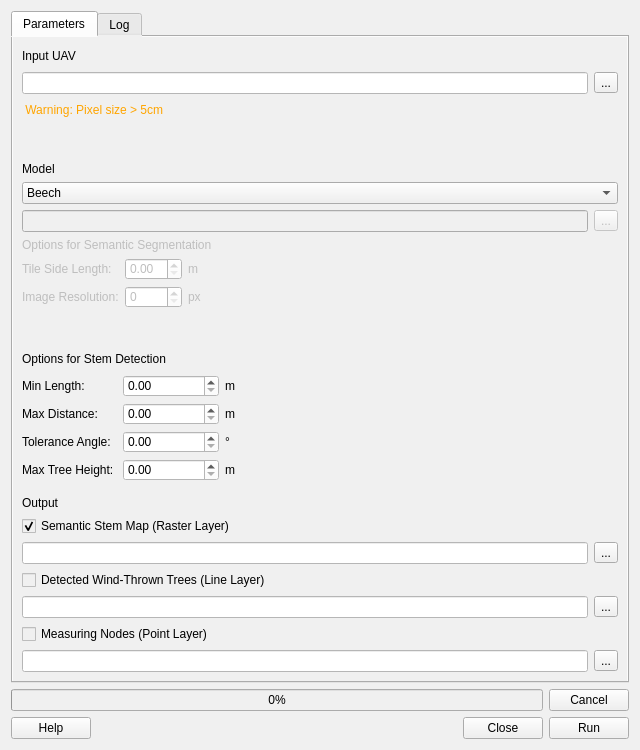
The window that winmol_analyzer_dialog_base.ui (StefanReder/WINMOL_Analyzer) describes before a commit, drawn with Qt 5.
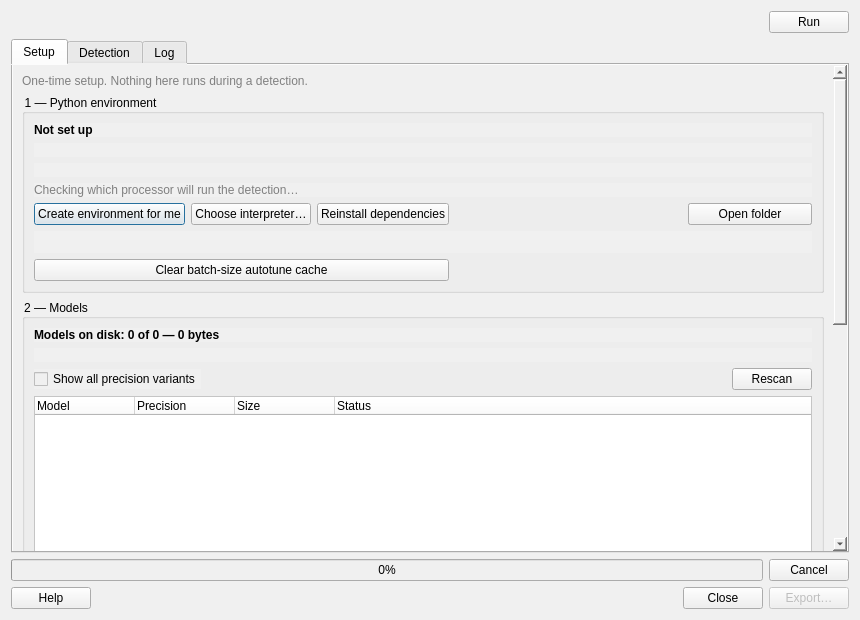
The same window after the commit. The open tabs and pages were chosen to show the change.

Patch:
```diff
--- a/winmol_analyzer_dialog_base.ui
+++ b/winmol_analyzer_dialog_base.ui
@@ -6,10 +6,29 @@
    <rect>
     <x>0</x>
     <y>0</y>
-    <width>640</width>
-    <height>750</height>
+    <width>860</width>
+    <height>620</height>
    </rect>
   </property>
+  <!-- This used to declare 640x750 and mean neither number: with the tab
+       pages laid out directly, the dialog's minimumSizeHint was 828x1089
+       and Qt silently grew the window to it, which is how the Run and
+       Close buttons ended up below the bottom of a laptop screen. The
+       pages are in QScrollAreas now, so these values are real.
+
+       Height clears an 800 px panel once the menu bar, the dock and the
+       window chrome have taken their cut. Width is the Setup tab's
+       natural width (its button grid wants ~800 px), so the default
+       opens with no horizontal scrollbar; it is the width the dialog was
+       already being forced to. The minimum only has to keep the Run row,
+       the tab bar and the button row legible - the scroll areas absorb
+       everything else. -->
+  <property name="minimumSize">
+   <size>
+    <width>480</width>
+    <height>320</height>
+   </size>
+  </property>
   <property name="windowTitle">
    <string>Frame</string>
   </property>
@@ -20,6 +39,33 @@
    <string notr="true">background-color: rgb(240, 240, 240)</string>
   </property>
   <layout class="QVBoxLayout" name="verticalLayout_7">
+   <item>
+    <layout class="QHBoxLayout" name="horizontalLayout_run">
+     <item>
+      <spacer name="horizontalSpacer_run">
+       <property name="orientation">
+        <enum>Qt::Horizontal</enum>
+       </property>
+       <property name="sizeHint" stdset="0">
+        <size>
+         <width>40</width>
+         <height>20</height>
+        </size>
+       </property>
+      </spacer>
+     </item>
+     <item>
+      <widget class="QPushButton" name="run_button">
+       <property name="toolTip">
+        <string>Start a detection with the parameters below.</string>
+       </property>
+       <property name="text">
+        <string>Run</string>
+       </property>
+      </widget>
+     </item>
+    </layout>
+   </item>
    <item>
     <widget class="QTabWidget" name="log_widget">
      <property name="autoFillBackground">
@@ -29,11 +75,513 @@
       <string notr="true">background-color: rgb(240, 240, 240)</string>
      </property>
      <property name="currentIndex">
+      <number>1</number>
+     </property>
+     <widget class="QWidget" name="tab_setup">
+      <attribute name="title">
+       <string>Setup</string>
+      </attribute>
+      <layout class="QVBoxLayout" name="verticalLayout_setup_outer">
+       <property name="leftMargin">
       <number>0</number>
      </property>
+       <property name="topMargin">
+        <number>0</number>
+       </property>
+       <property name="rightMargin">
+        <number>0</number>
+       </property>
+       <property name="bottomMargin">
+        <number>0</number>
+       </property>
+       <item>
+        <widget class="QScrollArea" name="scroll_setup">
+         <property name="frameShape">
+          <enum>QFrame::NoFrame</enum>
+         </property>
+         <property name="widgetResizable">
+          <bool>true</bool>
+         </property>
+         <widget class="QWidget" name="scroll_setup_contents">
+          <property name="geometry">
+           <rect>
+            <x>0</x>
+            <y>0</y>
+            <width>600</width>
+            <height>900</height>
+           </rect>
+          </property>
+          <layout class="QVBoxLayout" name="verticalLayout_setup">
+           <item>
+            <widget class="QLabel" name="setup_intro_label">
+             <property name="styleSheet">
+              <string notr="true">color: gray;</string>
+             </property>
+             <property name="text">
+              <string>One-time setup. Nothing here runs during a detection.</string>
+             </property>
+             <property name="wordWrap">
+              <bool>true</bool>
+             </property>
+            </widget>
+           </item>
+           <item>
+            <widget class="QGroupBox" name="setup_env_group">
+             <property name="title">
+              <string>1 — Python environment</string>
+             </property>
+             <layout class="QGridLayout" name="gridLayout_setup_env">
+              <item row="0" column="0" colspan="5">
+               <widget class="QLabel" name="env_state_label">
+                <property name="font">
+                 <font>
+                  <weight>75</weight>
+                  <bold>true</bold>
+                 </font>
+                </property>
+                <property name="text">
+                 <string>Not set up</string>
+                </property>
+               </widget>
+              </item>
+              <item row="1" column="0" colspan="5">
+               <widget class="QLabel" name="env_path_label">
+                <property name="styleSheet">
+                 <string notr="true">color: gray;</string>
+                </property>
+                <property name="text">
+                 <string/>
+                </property>
+                <property name="wordWrap">
+                 <bool>true</bool>
+                </property>
+                <property name="textInteractionFlags">
+                 <set>Qt::TextSelectableByMouse</set>
+                </property>
+               </widget>
+              </item>
+              <item row="2" column="0" colspan="5">
+               <widget class="QLabel" name="env_detail_label">
+                <property name="styleSheet">
+                 <string notr="true">color: gray;</string>
+                </property>
+                <property name="text">
+                 <string/>
+                </property>
+                <property name="wordWrap">
+                 <bool>true</bool>
+                </property>
+               </widget>
+              </item>
+              <item row="3" column="0" colspan="5">
+               <widget class="QLabel" name="env_accel_label">
+                <property name="styleSheet">
+                 <string notr="true">color: gray;</string>
+                </property>
+                <property name="text">
+                 <string>Checking which processor will run the detection…</string>
+                </property>
+                <property name="wordWrap">
+                 <bool>true</bool>
+                </property>
+               </widget>
+              </item>
+              <item row="4" column="0">
+               <widget class="QPushButton" name="env_create_button">
+                <property name="text">
+                 <string>Create environment for me</string>
+                </property>
+                <property name="default">
+                 <bool>true</bool>
+                </property>
+               </widget>
+              </item>
+              <item row="4" column="1">
+               <widget class="QPushButton" name="env_choose_button">
+                <property name="text">
+                 <string>Choose interpreter…</string>
+                </property>
+               </widget>
+              </item>
+              <item row="4" column="2">
+               <widget class="QPushButton" name="env_repair_button">
+                <property name="text">
+                 <string>Reinstall dependencies</string>
+                </property>
+               </widget>
+              </item>
+              <item row="4" column="3">
+               <spacer name="horizontalSpacer_setup_env">
+                <property name="orientation">
+                 <enum>Qt::Horizontal</enum>
+                </property>
+                <property name="sizeHint" stdset="0">
+                 <size>
+                  <width>20</width>
+                  <height>20</height>
+                 </size>
+                </property>
+               </spacer>
+              </item>
+              <item row="4" column="4">
+               <widget class="QPushButton" name="env_delete_button">
+                <property name="text">
+                 <string>Delete environment…</string>
+                </property>
+               </widget>
+              </item>
+              <item row="5" column="0" colspan="3">
+               <widget class="QPushButton" name="env_gpu_button">
+                <property name="toolTip">
+                 <string>Replace the CPU-only inference runtime with the CUDA
+    one (onnxruntime-gpu, about 2.4 GB to download). Measured on an RTX 4080
+    SUPER: 12 ms per image tile against 5.3 s on the CPU. Enabled only when an
+    NVIDIA GPU is present and the installed runtime cannot use it.</string>
+                </property>
+                <property name="text">
+                 <string>Install GPU runtime…</string>
+                </property>
+               </widget>
+              </item>
+              <item row="6" column="0" colspan="3">
+               <widget class="QPushButton" name="autotune_clear_button">
+                <property name="toolTip">
+                 <string>Forget the measured prediction batch size. It is
+    re-measured once on the next run (a one-off pause before the first tile)
+    and then reused. Normally unnecessary — the cache invalidates itself when
+    the model, the execution provider or the hardware changes.</string>
+                </property>
+                <property name="text">
+                 <string>Clear batch-size autotune cache</string>
+                </property>
+               </widget>
+              </item>
+              <item row="4" column="4">
+               <widget class="QPushButton" name="env_open_folder_button">
+                <property name="toolTip">
+                 <string>Open the folder holding WINMOL's virtual
+    environment and downloaded Python runtime. Uninstalling the plugin does
+    NOT remove it — QGIS only deletes the plugin folder.</string>
+                </property>
+                <property name="text">
+                 <string>Open folder</string>
+                </property>
+               </widget>
+              </item>
+              <item row="5" column="0" colspan="5">
+               <widget class="QLabel" name="env_location_label">
+                <property name="styleSheet">
+                 <string notr="true">color: gray;</string>
+                </property>
+                <property name="text">
+                 <string/>
+                </property>
+                <property name="wordWrap">
+                 <bool>true</bool>
+                </property>
+                <property name="textInteractionFlags">
+                 <set>Qt::TextSelectableByMouse</set>
+                </property>
+               </widget>
+              </item>
+             </layout>
+            </widget>
+           </item>
+           <item>
+            <widget class="QGroupBox" name="setup_model_group">
+             <property name="title">
+              <string>2 — Models</string>
+             </property>
+             <layout class="QVBoxLayout" name="verticalLayout_setup_models">
+              <item>
+               <widget class="QLabel" name="models_summary_label">
+                <property name="font">
+                 <font>
+                  <weight>75</weight>
+                  <bold>true</bold>
+                 </font>
+                </property>
+                <property name="text">
+                 <string>Models on disk: 0 of 0 — 0 bytes</string>
+                </property>
+               </widget>
+              </item>
+              <item>
+               <widget class="QLabel" name="models_dir_label">
+                <property name="styleSheet">
+                 <string notr="true">color: gray;</string>
+                </property>
+                <property name="text">
+                 <string/>
+                </property>
+                <property name="wordWrap">
+                 <bool>true</bool>
+                </property>
+                <property name="textInteractionFlags">
+                 <set>Qt::TextSelectableByMouse</set>
+                </property>
+               </widget>
+              </item>
+              <item>
+               <layout class="QHBoxLayout" name="horizontalLayout_models_filter">
+                <item>
+                 <widget class="QCheckBox" name="models_variants_checkBox">
+                  <property name="text">
+                   <string>Show all precision variants</string>
+                  </property>
+                  <property name="checked">
+                   <bool>false</bool>
+                  </property>
+                 </widget>
+                </item>
+                <item>
+                 <spacer name="horizontalSpacer_models_filter">
+                  <property name="orientation">
+                   <enum>Qt::Horizontal</enum>
+                  </property>
+                  <property name="sizeHint" stdset="0">
+                   <size>
+                    <width>20</width>
+                    <height>20</height>
+                   </size>
+                  </property>
+                 </spacer>
+                </item>
+                <item>
+                 <widget class="QPushButton" name="models_refresh_button">
+                  <property name="text">
+                   <string>Rescan</string>
+                  </property>
+                 </widget>
+                </item>
+               </layout>
+              </item>
+              <item>
+               <widget class="QTreeWidget" name="models_treeWidget">
+                <property name="minimumSize">
+                 <size>
+                  <width>0</width>
+                  <height>180</height>
+                 </size>
+                </property>
+                <property name="styleSheet">
+                 <string notr="true">background-color: rgb(255, 255, 255)</string>
+                </property>
+                <property name="alternatingRowColors">
+                 <bool>false</bool>
+                </property>
+                <property name="selectionMode">
+                 <enum>QAbstractItemView::SingleSelection</enum>
+                </property>
+                <property name="selectionBehavior">
+                 <enum>QAbstractItemView::SelectRows</enum>
+                </property>
+                <property name="rootIsDecorated">
+                 <bool>true</bool>
+                </property>
+                <property name="uniformRowHeights">
+                 <bool>true</bool>
+                </property>
+                <column>
+                 <property name="text">
+                  <string>Model</string>
+                 </property>
+                </column>
+                <column>
+                 <property name="text">
+                  <string>Precision</string>
+                 </property>
+                </column>
+                <column>
+                 <property name="text">
+                  <string>Size</string>
+                 </property>
+                </column>
+                <column>
+                 <property name="text">
+                  <string>Status</string>
+                 </property>
+                </column>
+               </widget>
+              </item>
+              <item>
+               <layout class="QHBoxLayout" name="horizontalLayout_models_buttons">
+                <item>
+                 <widget class="QPushButton" name="models_download_button">
+                  <property name="text">
+                   <string>Download</string>
+                  </property>
+                 </widget>
+                </item>
+                <item>
+                 <widget class="QPushButton" name="models_download_default_button">
+                  <property name="text">
+                   <string>Download recommended</string>
+                  </property>
+                 </widget>
+                </item>
+                <item>
+                 <widget class="QPushButton" name="models_verify_button">
+                  <property name="text">
+                   <string>Verify</string>
+                  </property>
+                 </widget>
+                </item>
+                <item>
+                 <widget class="QPushButton" name="models_delete_button">
+                  <property name="text">
+                   <string>Delete…</string>
+                  </property>
+                 </widget>
+                </item>
+                <item>
+                 <spacer name="horizontalSpacer_models_buttons">
+                  <property name="orientation">
+                   <enum>Qt::Horizontal</enum>
+                  </property>
+                  <property name="sizeHint" stdset="0">
+                   <size>
+                    <width>20</width>
+                    <height>20</height>
+                   </size>
+                  </property>
+                 </spacer>
+                </item>
+                <item>
+                 <widget class="QPushButton" name="models_open_folder_button">
+                  <property name="text">
+                   <string>Open folder</string>
+                  </property>
+                 </widget>
+                </item>
+               </layout>
+              </item>
+             </layout>
+            </widget>
+           </item>
+           <item>
+            <widget class="QGroupBox" name="setup_ready_group">
+             <property name="title">
+              <string>3 — Ready</string>
+             </property>
+             <layout class="QHBoxLayout" name="horizontalLayout_setup_ready">
+              <item>
+               <widget class="QLabel" name="setup_ready_label">
+                <property name="text">
+                 <string/>
+                </property>
+                <property name="wordWrap">
+                 <bool>true</bool>
+                </property>
+               </widget>
+              </item>
+              <item>
+               <spacer name="horizontalSpacer_setup_ready">
+                <property name="orientation">
+                 <enum>Qt::Horizontal</enum>
+                </property>
+                <property name="sizeHint" stdset="0">
+                 <size>
+                  <width>20</width>
+                  <height>20</height>
+                 </size>
+                </property>
+               </spacer>
+              </item>
+              <item>
+               <widget class="QPushButton" name="setup_go_detect_button">
+                <property name="enabled">
+                 <bool>false</bool>
+                </property>
+                <property name="text">
+                 <string>Go to detection</string>
+                </property>
+               </widget>
+              </item>
+             </layout>
+            </widget>
+           </item>
+           <item>
+            <widget class="QGroupBox" name="setup_activity_group">
+             <property name="title">
+              <string>Activity</string>
+             </property>
+             <layout class="QVBoxLayout" name="verticalLayout_setup_activity">
+              <item>
+               <widget class="QLabel" name="setup_status_label">
+                <property name="text">
+                 <string>Idle.</string>
+                </property>
+                <property name="wordWrap">
+                 <bool>true</bool>
+                </property>
+               </widget>
+              </item>
+              <item>
+               <widget class="QProgressBar" name="setup_progress_bar">
+                <property name="value">
+                 <number>0</number>
+                </property>
+                <property name="textVisible">
+                 <bool>true</bool>
+                </property>
+               </widget>
+              </item>
+              <item>
+               <widget class="QPlainTextEdit" name="setup_detail_log">
+                <property name="maximumSize">
+                 <size>
+                  <width>16777215</width>
+                  <height>140</height>
+                 </size>
+                </property>
+                <property name="styleSheet">
+                 <string notr="true">background-color: rgb(255, 255, 255)</string>
+                </property>
+                <property name="readOnly">
+                 <bool>true</bool>
+                </property>
+                <property name="maximumBlockCount">
+                 <number>500</number>
+                </property>
+               </widget>
+              </item>
+              <item>
+               <layout class="QHBoxLayout" name="horizontalLayout_setup_activity_buttons">
+                <item>
+                 <spacer name="horizontalSpacer_setup_activity">
+                  <property name="orientation">
+                   <enum>Qt::Horizontal</enum>
+                  </property>
+                  <property name="sizeHint" stdset="0">
+                   <size>
+                    <width>20</width>
+                    <height>20</height>
+                   </size>
+                  </property>
+                 </spacer>
+                </item>
+                <item>
+                 <widget class="QPushButton" name="setup_open_log_button">
+                  <property name="text">
+                   <string>Open full log</string>
+                  </property>
+                 </widget>
+                </item>
+               </layout>
+              </item>
+             </layout>
+            </widget>
+           </item>
+          </layout>
+         </widget>
+        </widget>
+       </item>
+      </layout>
+     </widget>
      <widget class="QWidget" name="tab">
       <attribute name="title">
-       <string>Parameters</string>
+       <string>Detection</string>
       </attribute>
       <layout class="QVBoxLayout" name="verticalLayout_4">
        <item>
@@ -77,7 +625,7 @@
          <item row="0" column="0">
           <widget class="QLabel" name="uav_input_label">
            <property name="text">
-            <string>Input UAV</string>
+                <string>Input GeoTiff</string>
            </property>
           </widget>
          </item>
@@ -489,7 +1037,7 @@
           <string>Detected Wind-Thrown Trees (Line Layer)</string>
          </property>
          <property name="checked">
-          <bool>false</bool>
+              <bool>true</bool>
          </property>
         </widget>
        </item>
@@ -529,7 +1077,7 @@
           <string>Measuring Nodes (Point Layer)</string>
          </property>
          <property name="checked">
-          <bool>false</bool>
+              <bool>true</bool>
          </property>
         </widget>
        </item>
@@ -618,9 +1166,15 @@
       </widget>
      </item>
      <item row="1" column="3">
-      <widget class="QPushButton" name="run_button">
+      <widget class="QPushButton" name="export_button">
+       <property name="enabled">
+        <bool>false</bool>
+       </property>
+       <property name="toolTip">
+        <string>Save the last run's outputs (stem map / stems) to a folder. Runs without an output path go to a temp folder until exported.</string>
+       </property>
        <property name="text">
-        <string>Run</string>
+        <string>Export…</string>
        </property>
       </widget>
      </item>
```
Left out of the diff: 206 changed lines with no effect on the pictures. Lines whose indentation alone changed are shown as unchanged.
